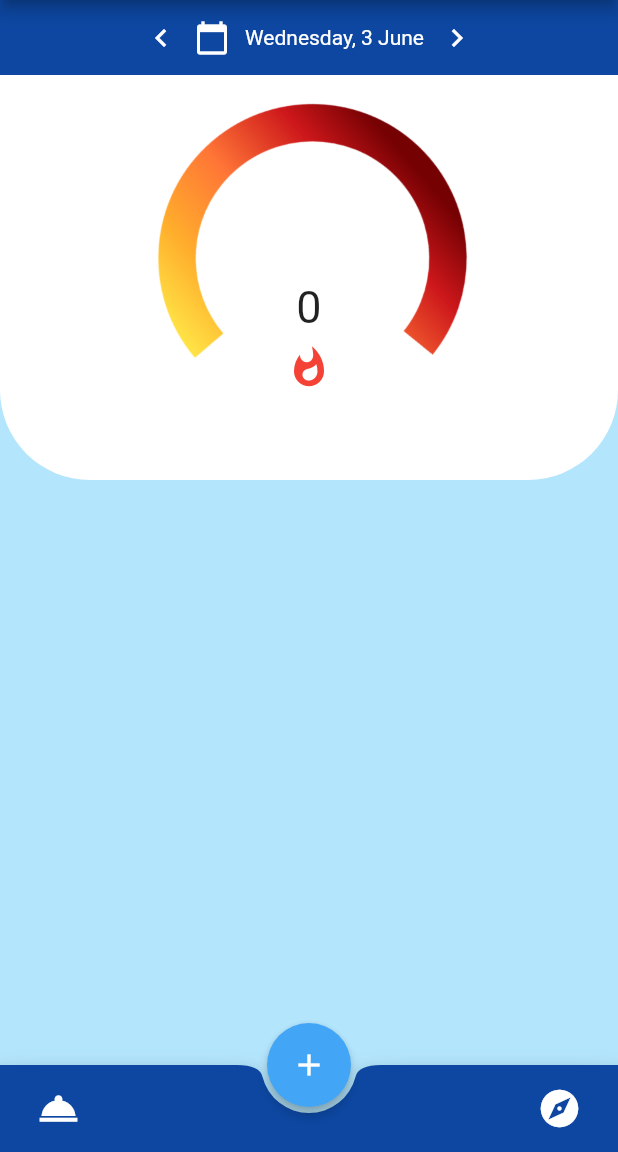
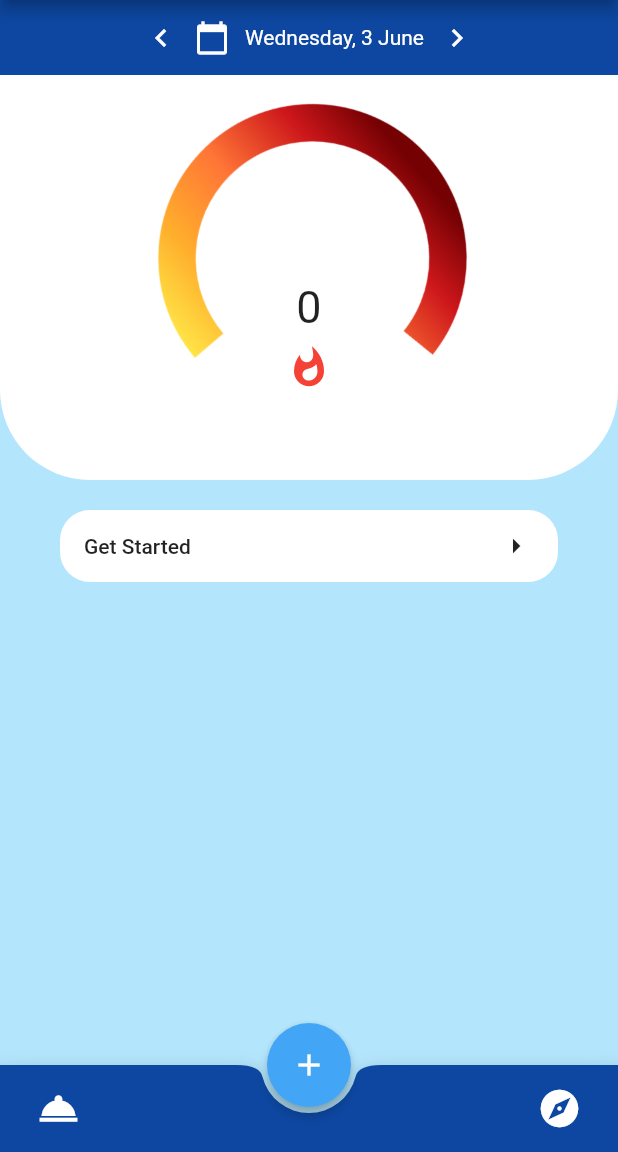
Before and after one commit to Z1Ranger/QCRI-Nutrition-Project, a Flutter app: the screen it shows after launch, on a phone screen of 412 x 824 dp, the part 84-1236 px from its top. Run offline on Flutter 3.47's test engine with Material 2 defaults, Android fonts, the phone set to English and light mode, and no system bars; missing offline and left inert: flutter_plugin_pdf_viewer, speech_recognition.

Commit message:
modified files

```diff
--- a/siha_app/lib/home.dart
+++ b/siha_app/lib/home.dart
@@ -30,6 +30,8 @@ List<String> months = [
   'November',
   'December'
 ];
+
+bool experiencedUser = false;
 
 class Home extends StatelessWidget {
   @override
@@ -192,7 +194,32 @@ class Home extends StatelessWidget {
                 bottomRight: Radius.circular(300),
               ),
             ),
-          )
+          ),
+          ListView(
+            scrollDirection: Axis.vertical,
+            shrinkWrap: true,
+            children: <Widget>[
+              !experiencedUser
+                  ? Container(
+                      decoration: BoxDecoration(
+                        borderRadius: BorderRadius.circular(20),
+                        color: Colors.white,
+                      ),
+                      margin: EdgeInsets.fromLTRB(40, 20, 40, 20),
+                      child: FlatButton(
+                        child: Row(
+                          mainAxisAlignment: MainAxisAlignment.spaceBetween,
+                          children: <Widget>[
+                            Text('Get Started'),
+                            Icon(Icons.arrow_right)
+                          ],
+                        ),
+                        onPressed: () => experiencedUser = true,
+                      ),
+                    )
+                  : SizedBox(),
+            ],
+          ),
         ],
       ),
     );
```
Also changed, not shown: siha_app/lib/loading_page.dart (added, +21 -0 lines).
